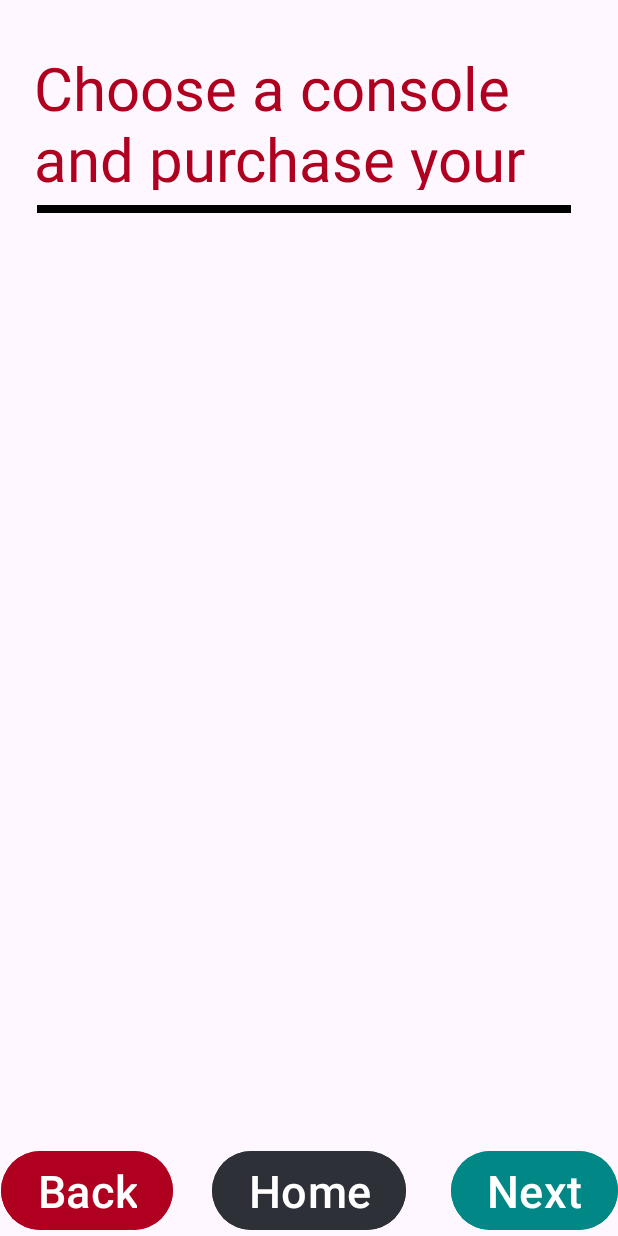
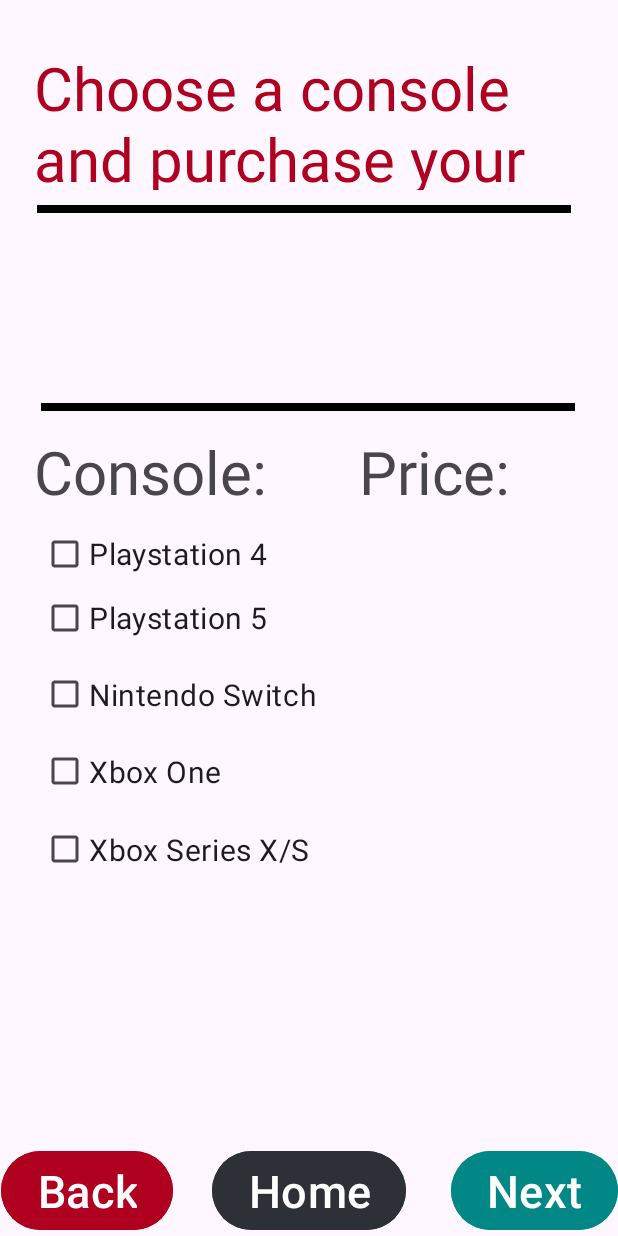
Before and after one commit to LokiofAsgard567/android-studio, an Android app: the MainActivity3 screen opened directly, with no data from a screen before it, on a phone screen of 412 x 824 dp. Run offline under Robolectric (Android 15) with nearby library versions, the phone set to English and light mode, and no system bars.

Commit message:
page 3
I continued with making page 3

```diff
--- a/app/src/main/AndroidManifest.xml
+++ b/app/src/main/AndroidManifest.xml
@@ -1,6 +1,6 @@
 <?xml version="1.0" encoding="utf-8"?>
 <manifest xmlns:android="http://schemas.android.com/apk/res/android"
-    xmlns:tools="http://schemas.android.com/tools">
+    xmlns:tools="http://schemas.android.com/tools" >
 
     <application
         android:allowBackup="true"
@@ -11,7 +11,10 @@
         android:roundIcon="@mipmap/ic_launcher_round"
         android:supportsRtl="true"
         android:theme="@style/Theme.LEGOSTARWARSGameShop"
-        tools:targetApi="31">
+        tools:targetApi="31" >
+        <activity
+            android:name=".MainActivity4"
+            android:exported="false" />
         <activity
             android:name=".MainActivity3"
             android:exported="false" />
@@ -20,7 +23,7 @@
             android:exported="false" />
         <activity
             android:name=".MainActivity"
-            android:exported="true">
+            android:exported="true" >
             <intent-filter>
                 <action android:name="android.intent.action.MAIN" />
 
--- a/app/src/main/java/com/example/legostarwarsgameshop/MainActivity3.kt
+++ b/app/src/main/java/com/example/legostarwarsgameshop/MainActivity3.kt
@@ -1,6 +1,8 @@
 package com.example.legostarwarsgameshop
 
+import android.content.Intent
 import android.os.Bundle
+import android.widget.Button
 import android.widget.TextView
 import androidx.activity.enableEdgeToEdge
 import androidx.appcompat.app.AppCompatActivity
@@ -17,9 +19,23 @@ class MainActivity3 : AppCompatActivity() {
             v.setPadding(systemBars.left, systemBars.top, systemBars.right, systemBars.bottom)
             insets
         }
+
+
         val message = getIntent().getStringExtra("selectedGame");
         val label = findViewById<TextView>(R.id.selectedGameLabel)
         label.setText(message)
 
+        val knop = findViewById<Button>(R.id.next1)
+        val knop2 = findViewById<Button>(R.id.home2)
+
+        knop.setOnClickListener {
+            val intent = Intent(this, MainActivity4::class.java)
+            startActivity(intent)
+        }
+        knop2.setOnClickListener {
+            val intent = Intent(this, MainActivity::class.java)
+            startActivity(intent)
+        }
+
     }
 }
--- /dev/null
+++ b/app/src/main/java/com/example/legostarwarsgameshop/MainActivity4.kt
@@ -0,0 +1,20 @@
+package com.example.legostarwarsgameshop
+
+import android.os.Bundle
+import androidx.activity.enableEdgeToEdge
+import androidx.appcompat.app.AppCompatActivity
+import androidx.core.view.ViewCompat
+import androidx.core.view.WindowInsetsCompat
+
+class MainActivity4 : AppCompatActivity() {
+    override fun onCreate(savedInstanceState: Bundle?) {
+        super.onCreate(savedInstanceState)
+        enableEdgeToEdge()
+        setContentView(R.layout.activity_main4)
+        ViewCompat.setOnApplyWindowInsetsListener(findViewById(R.id.main)) { v, insets ->
+            val systemBars = insets.getInsets(WindowInsetsCompat.Type.systemBars())
+            v.setPadding(systemBars.left, systemBars.top, systemBars.right, systemBars.bottom)
+            insets
+        }
+    }
+}
--- a/app/src/main/res/layout/activity_main2.xml
+++ b/app/src/main/res/layout/activity_main2.xml
@@ -41,7 +41,9 @@
         app:layout_constraintHorizontal_bias="0.0"
         app:layout_constraintStart_toStartOf="parent"
         app:layout_constraintTop_toTopOf="parent"
-        app:layout_constraintVertical_bias="0.482"/>
+        app:layout_constraintVertical_bias="0.482">
+
+    </FrameLayout>
 
     <TextView
         android:id="@+id/textView12"
@@ -353,4 +355,5 @@
         app:layout_constraintVertical_bias="0.928"
         app:srcCompat="@android:drawable/screen_background_dark" />
 
+
 </androidx.constraintlayout.widget.ConstraintLayout>
--- a/app/src/main/res/layout/activity_main3.xml
+++ b/app/src/main/res/layout/activity_main3.xml
@@ -6,6 +6,19 @@
     android:layout_width="match_parent"
     android:layout_height="match_parent"
     tools:context=".MainActivity3">
+
+    <CheckBox
+        android:id="@+id/checkBox2"
+        android:layout_width="161dp"
+        android:layout_height="53dp"
+        android:text="Playstation 4"
+        android:textSize="20dp"
+        app:layout_constraintBottom_toBottomOf="parent"
+        app:layout_constraintEnd_toEndOf="parent"
+        app:layout_constraintHorizontal_bias="0.109"
+        app:layout_constraintStart_toStartOf="parent"
+        app:layout_constraintTop_toTopOf="parent"
+        app:layout_constraintVertical_bias="0.445" />
 
     <ImageView
         android:id="@+id/imageView15"
@@ -17,6 +30,18 @@
         app:layout_constraintStart_toStartOf="parent"
         app:layout_constraintTop_toTopOf="parent"
         app:layout_constraintVertical_bias="0.167"
+        app:srcCompat="@android:drawable/screen_background_dark" />
+
+    <ImageView
+        android:id="@+id/imageView12"
+        android:layout_width="356dp"
+        android:layout_height="5dp"
+        app:layout_constraintBottom_toBottomOf="parent"
+        app:layout_constraintEnd_toEndOf="parent"
+        app:layout_constraintHorizontal_bias="0.49"
+        app:layout_constraintStart_toStartOf="parent"
+        app:layout_constraintTop_toTopOf="parent"
+        app:layout_constraintVertical_bias="0.328"
         app:srcCompat="@android:drawable/screen_background_dark" />
 
     <Button
@@ -82,6 +107,87 @@
         android:text="TextView"
         app:layout_constraintBottom_toTopOf="@+id/home2"
         app:layout_constraintEnd_toEndOf="parent"
+        app:layout_constraintHorizontal_bias="0.463"
         app:layout_constraintStart_toStartOf="parent"
-        app:layout_constraintTop_toBottomOf="@+id/imageView15" />
+        app:layout_constraintTop_toBottomOf="@+id/imageView15"
+        app:layout_constraintVertical_bias="0.078" />
+
+    <TextView
+        android:id="@+id/textView14"
+        android:layout_width="wrap_content"
+        android:layout_height="wrap_content"
+        android:text="Console:"
+        android:textSize="40dp"
+        app:layout_constraintBottom_toBottomOf="parent"
+        app:layout_constraintEnd_toEndOf="parent"
+        app:layout_constraintHorizontal_bias="0.089"
+        app:layout_constraintStart_toStartOf="parent"
+        app:layout_constraintTop_toTopOf="parent"
+        app:layout_constraintVertical_bias="0.373" />
+
+    <TextView
+        android:id="@+id/textView18"
+        android:layout_width="wrap_content"
+        android:layout_height="wrap_content"
+        android:text="Price:"
+        android:textSize="40dp"
+        app:layout_constraintBottom_toBottomOf="parent"
+        app:layout_constraintEnd_toEndOf="parent"
+        app:layout_constraintHorizontal_bias="0.768"
+        app:layout_constraintStart_toStartOf="parent"
+        app:layout_constraintTop_toTopOf="parent"
+        app:layout_constraintVertical_bias="0.373" />
+
+    <CheckBox
+        android:id="@+id/checkBox"
+        android:layout_width="194dp"
+        android:layout_height="54dp"
+        android:text="Nintendo Switch"
+        android:textSize="20dp"
+        app:layout_constraintBottom_toBottomOf="parent"
+        app:layout_constraintEnd_toEndOf="parent"
+        app:layout_constraintHorizontal_bias="0.124"
+        app:layout_constraintStart_toStartOf="parent"
+        app:layout_constraintTop_toTopOf="parent"
+        app:layout_constraintVertical_bias="0.566" />
+
+    <CheckBox
+        android:id="@+id/checkBox4"
+        android:layout_width="194dp"
+        android:layout_height="54dp"
+        android:text="Xbox One"
+        android:textSize="20dp"
+        app:layout_constraintBottom_toBottomOf="parent"
+        app:layout_constraintEnd_toEndOf="parent"
+        app:layout_constraintHorizontal_bias="0.124"
+        app:layout_constraintStart_toStartOf="parent"
+        app:layout_constraintTop_toTopOf="parent"
+        app:layout_constraintVertical_bias="0.633" />
+
+    <CheckBox
+        android:id="@+id/checkBox5"
+        android:layout_width="194dp"
+        android:layout_height="54dp"
+        android:text="Xbox Series X/S"
+        android:textSize="20dp"
+        app:layout_constraintBottom_toBottomOf="parent"
+        app:layout_constraintEnd_toEndOf="parent"
+        app:layout_constraintHorizontal_bias="0.124"
+        app:layout_constraintStart_toStartOf="parent"
+        app:layout_constraintTop_toTopOf="parent"
+        app:layout_constraintVertical_bias="0.7" />
+
+    <CheckBox
+        android:id="@+id/checkBox3"
+        android:layout_width="161dp"
+        android:layout_height="53dp"
+        android:text="Playstation 5"
+        android:textSize="20dp"
+        app:layout_constraintBottom_toBottomOf="parent"
+        app:layout_constraintEnd_toEndOf="parent"
+        app:layout_constraintHorizontal_bias="0.108"
+        app:layout_constraintStart_toStartOf="parent"
+        app:layout_constraintTop_toTopOf="parent" />
+
+
 </androidx.constraintlayout.widget.ConstraintLayout>
--- /dev/null
+++ b/app/src/main/res/layout/activity_main4.xml
@@ -0,0 +1,11 @@
+<?xml version="1.0" encoding="utf-8"?>
+<androidx.constraintlayout.widget.ConstraintLayout
+    xmlns:android="http://schemas.android.com/apk/res/android"
+    xmlns:tools="http://schemas.android.com/tools"
+    xmlns:app="http://schemas.android.com/apk/res-auto"
+    android:id="@+id/main"
+    android:layout_width="match_parent"
+    android:layout_height="match_parent"
+    tools:context=".MainActivity4">
+
+  </androidx.constraintlayout.widget.ConstraintLayout>
```
Also changed, not shown: app/src/main/res/drawable/img_6478.jpg (added).
